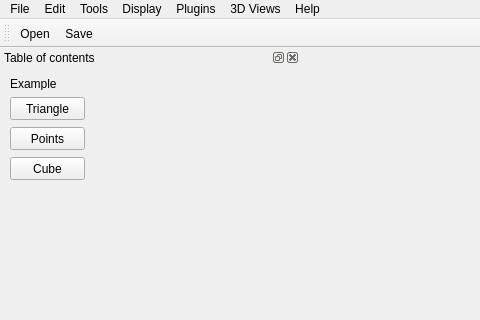
Old version of the form mainwindow.ui in the repository taminhluan/Qt3DViewer; both pictures show x 0 to 480 and y 0 to 320 of the 1252 by 670 pixel window.
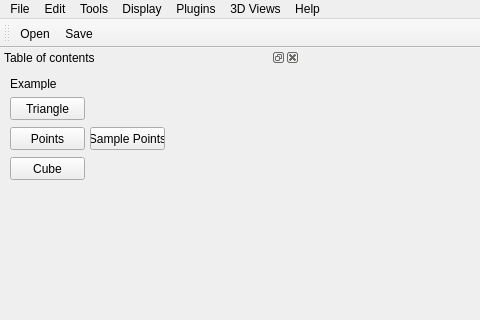
New version of the form. Icons and pictures are not drawn.

Commit message: sample, visualize sample

Diff of the .ui file:
```diff
--- a/mainwindow.ui
+++ b/mainwindow.ui
@@ -154,6 +154,19 @@
       <string>Examples</string>
      </property>
     </widget>
+    <widget class="QPushButton" name="btnSamplePointExample">
+     <property name="geometry">
+      <rect>
+       <x>90</x>
+       <y>60</y>
+       <width>75</width>
+       <height>23</height>
+      </rect>
+     </property>
+     <property name="text">
+      <string>Sample Points</string>
+     </property>
+    </widget>
    </widget>
   </widget>
   <widget class="QDockWidget" name="dockWidgetProperties">
```
The commit also changes 8 other files.
